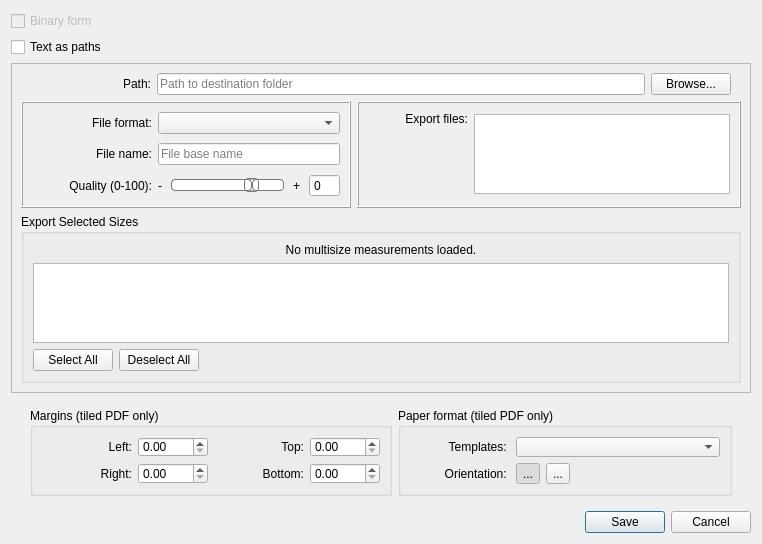
First picture: the form in src/app/seamly2d/dialogs/export_layout_dialog.ui, repository FashionFreedom/Seamly2D, before the edit.
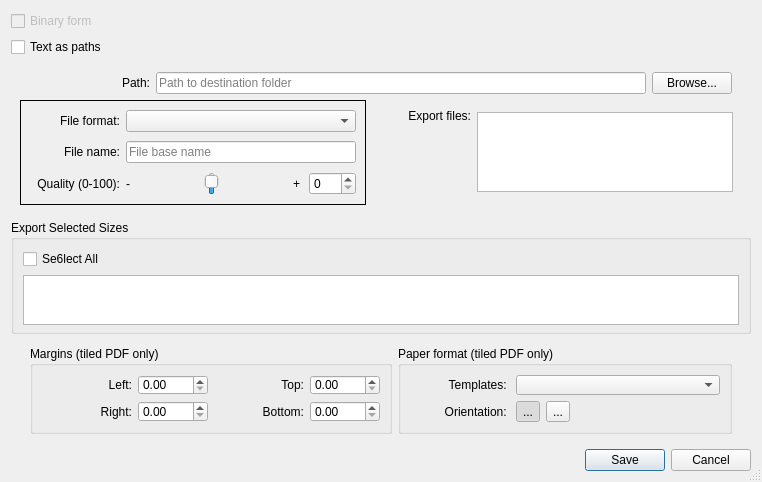
Second picture: the form after the edit. Icons and pictures are not drawn. Custom widgets are drawn as their Qt base class.

```diff
--- a/src/app/seamly2d/dialogs/export_layout_dialog.ui
+++ b/src/app/seamly2d/dialogs/export_layout_dialog.ui
@@ -3,20 +3,26 @@
  <class>ExportLayoutDialog</class>
  <widget class="QDialog" name="ExportLayoutDialog">
   <property name="windowModality">
-   <enum>Qt::WindowModality::ApplicationModal</enum>
+   <enum>Qt::NonModal</enum>
   </property>
   <property name="geometry">
    <rect>
     <x>0</x>
     <y>0</y>
     <width>762</width>
-    <height>342</height>
+    <height>467</height>
    </rect>
   </property>
+  <property name="minimumSize">
+   <size>
+    <width>0</width>
+    <height>0</height>
+   </size>
+  </property>
   <property name="maximumSize">
    <size>
-    <width>900</width>
-    <height>600</height>
+    <width>16777215</width>
+    <height>16777215</height>
    </size>
   </property>
   <property name="font">
@@ -32,7 +38,7 @@
     <normaloff>:/toolicon/32x32/export.png</normaloff>:/toolicon/32x32/export.png</iconset>
   </property>
   <property name="sizeGripEnabled">
-   <bool>false</bool>
+   <bool>true</bool>
   </property>
   <property name="modal">
    <bool>true</bool>
@@ -66,11 +72,14 @@
        <verstretch>0</verstretch>
       </sizepolicy>
      </property>
-     <property name="frameShape">
-      <enum>QFrame::Shape::StyledPanel</enum>
+     <property name="minimumSize">
+      <size>
+       <width>0</width>
+       <height>0</height>
+      </size>
      </property>
-     <property name="frameShadow">
-      <enum>QFrame::Shadow::Raised</enum>
+     <property name="frameShape">
+      <enum>QFrame::NoFrame</enum>
      </property>
      <layout class="QVBoxLayout" name="verticalLayout_2">
       <item>
@@ -99,7 +108,7 @@
            <string>Path:</string>
           </property>
           <property name="alignment">
-           <set>Qt::AlignmentFlag::AlignRight|Qt::AlignmentFlag::AlignTrailing|Qt::AlignmentFlag::AlignVCenter</set>
+           <set>Qt::AlignRight|Qt::AlignTrailing|Qt::AlignVCenter</set>
           </property>
          </widget>
         </item>
@@ -148,10 +157,7 @@
         <item>
          <widget class="QFrame" name="file_Frame">
           <property name="frameShape">
-           <enum>QFrame::Shape::Box</enum>
-          </property>
-          <property name="frameShadow">
-           <enum>QFrame::Shadow::Raised</enum>
+           <enum>QFrame::Box</enum>
           </property>
           <layout class="QHBoxLayout" name="horizontalLayout_3">
            <item>
@@ -163,7 +169,7 @@
               <widget class="QLabel" name="format_Label">
                <property name="minimumSize">
                 <size>
-                 <width>120</width>
+                 <width>90</width>
                  <height>0</height>
                 </size>
                </property>
@@ -171,7 +177,7 @@
                 <string>File format:</string>
                </property>
                <property name="alignment">
-                <set>Qt::AlignmentFlag::AlignRight|Qt::AlignmentFlag::AlignTrailing|Qt::AlignmentFlag::AlignVCenter</set>
+                <set>Qt::AlignRight|Qt::AlignTrailing|Qt::AlignVCenter</set>
                </property>
               </widget>
              </item>
@@ -195,7 +201,7 @@
               <widget class="QLabel" name="filename_Label">
                <property name="minimumSize">
                 <size>
-                 <width>120</width>
+                 <width>90</width>
                  <height>0</height>
                 </size>
                </property>
@@ -203,7 +209,7 @@
                 <string>File name:</string>
                </property>
                <property name="alignment">
-                <set>Qt::AlignmentFlag::AlignRight|Qt::AlignmentFlag::AlignTrailing|Qt::AlignmentFlag::AlignVCenter</set>
+                <set>Qt::AlignRight|Qt::AlignTrailing|Qt::AlignVCenter</set>
                </property>
               </widget>
              </item>
@@ -233,7 +239,7 @@
               <widget class="QLabel" name="quality_Label">
                <property name="minimumSize">
                 <size>
-                 <width>120</width>
+                 <width>90</width>
                  <height>0</height>
                 </size>
                </property>
@@ -246,7 +252,7 @@
                 <string>Quality (0-100):</string>
                </property>
                <property name="alignment">
-                <set>Qt::AlignmentFlag::AlignRight|Qt::AlignmentFlag::AlignTrailing|Qt::AlignmentFlag::AlignVCenter</set>
+                <set>Qt::AlignRight|Qt::AlignTrailing|Qt::AlignVCenter</set>
                </property>
               </widget>
              </item>
@@ -277,9 +283,6 @@
                  <property name="text">
                   <string notr="true">-</string>
                  </property>
-                 <property name="alignment">
-                  <set>Qt::AlignmentFlag::AlignRight|Qt::AlignmentFlag::AlignTrailing|Qt::AlignmentFlag::AlignVCenter</set>
-                 </property>
                  <property name="indent">
                   <number>0</number>
                  </property>
@@ -372,9 +375,6 @@
                  <property name="sliderPosition">
                   <number>75</number>
                  </property>
-                 <property name="orientation">
-                  <enum>Qt::Orientation::Horizontal</enum>
-                 </property>
                 </widget>
                </item>
                <item>
@@ -399,9 +399,6 @@
                  <property name="text">
                   <string notr="true">+</string>
                  </property>
-                 <property name="alignment">
-                  <set>Qt::AlignmentFlag::AlignLeading|Qt::AlignmentFlag::AlignLeft|Qt::AlignmentFlag::AlignVCenter</set>
-                 </property>
                 </widget>
                </item>
                <item>
@@ -413,7 +410,7 @@
                   </sizepolicy>
                  </property>
                  <property name="buttonSymbols">
-                  <enum>QAbstractSpinBox::ButtonSymbols::NoButtons</enum>
+                  <enum>QAbstractSpinBox::UpDownArrows</enum>
                  </property>
                  <property name="maximum">
                   <number>100</number>
@@ -430,10 +427,7 @@
         <item>
          <widget class="QFrame" name="export_Frame">
           <property name="frameShape">
-           <enum>QFrame::Shape::Box</enum>
-          </property>
-          <property name="frameShadow">
-           <enum>QFrame::Shadow::Raised</enum>
+           <enum>QFrame::NoFrame</enum>
           </property>
           <layout class="QHBoxLayout" name="horizontalLayout_5">
            <item>
@@ -446,7 +440,7 @@
              </property>
              <property name="minimumSize">
               <size>
-               <width>100</width>
+               <width>90</width>
                <height>0</height>
               </size>
              </property>
@@ -454,7 +448,7 @@
               <string>Export files:</string>
              </property>
              <property name="alignment">
-              <set>Qt::AlignmentFlag::AlignRight|Qt::AlignmentFlag::AlignTop|Qt::AlignmentFlag::AlignTrailing</set>
+              <set>Qt::AlignRight|Qt::AlignTop|Qt::AlignTrailing</set>
              </property>
             </widget>
            </item>
@@ -485,70 +479,72 @@
         </item>
        </layout>
       </item>
+     </layout>
+    </widget>
+   </item>
       <item>
        <widget class="QGroupBox" name="sizeSelection_GroupBox">
+     <property name="sizePolicy">
+      <sizepolicy hsizetype="Preferred" vsizetype="Expanding">
+       <horstretch>0</horstretch>
+       <verstretch>0</verstretch>
+      </sizepolicy>
+     </property>
+     <property name="minimumSize">
+      <size>
+       <width>0</width>
+       <height>0</height>
+      </size>
+     </property>
         <property name="title">
          <string>Export Selected Sizes</string>
         </property>
         <layout class="QVBoxLayout" name="sizeSelection_VLayout">
+      <property name="bottomMargin">
+       <number>6</number>
+      </property>
          <item>
-          <widget class="QLabel" name="sizeNote_Label">
+       <widget class="QCheckBox" name="selectAll_CheckBox">
            <property name="text">
-            <string>No multisize measurements loaded.</string>
-           </property>
-           <property name="alignment">
-            <set>Qt::AlignmentFlag::AlignCenter</set>
+         <string>Se6lect All</string>
            </property>
           </widget>
          </item>
          <item>
-          <widget class="QListWidget" name="sizeList_ListWidget">
+       <widget class="QListWidget" name="sizes_ListWidget">
+        <property name="sizePolicy">
+         <sizepolicy hsizetype="Expanding" vsizetype="Fixed">
+          <horstretch>0</horstretch>
+          <verstretch>0</verstretch>
+         </sizepolicy>
+        </property>
            <property name="minimumSize">
             <size>
              <width>0</width>
-             <height>80</height>
+          <height>50</height>
             </size>
            </property>
            <property name="maximumSize">
             <size>
              <width>16777215</width>
-             <height>120</height>
-            </size>
-           </property>
-          </widget>
-         </item>
-         <item>
-          <layout class="QHBoxLayout" name="sizeButtons_HLayout">
-           <item>
-            <widget class="QPushButton" name="selectAll_PushButton">
-             <property name="text">
-              <string>Select All</string>
-             </property>
-            </widget>
-           </item>
-           <item>
-            <widget class="QPushButton" name="deselectAll_PushButton">
-             <property name="text">
-              <string>Deselect All</string>
-             </property>
-            </widget>
-           </item>
-           <item>
-            <spacer name="sizeButtons_Spacer">
-             <property name="orientation">
-              <enum>Qt::Orientation::Horizontal</enum>
-             </property>
-             <property name="sizeHint" stdset="0">
-              <size>
-               <width>40</width>
-               <height>20</height>
-              </size>
-             </property>
-            </spacer>
-           </item>
-          </layout>
-         </item>
-        </layout>
+          <height>50</height>
+         </size>
+        </property>
+        <property name="verticalScrollBarPolicy">
+         <enum>Qt::ScrollBarAlwaysOff</enum>
+        </property>
+        <property name="isWrapping" stdset="0">
+         <bool>false</bool>
+        </property>
+        <property name="viewMode">
+         <enum>QListView::IconMode</enum>
+        </property>
+        <property name="wordWrap">
+         <bool>false</bool>
+        </property>
+        <property name="itemAlignment">
+         <set>Qt::AlignVCenter</set>
+        </property>
        </widget>
       </item>
      </layout>
@@ -559,7 +555,16 @@
      <property name="enabled">
       <bool>true</bool>
      </property>
+     <property name="sizePolicy">
+      <sizepolicy hsizetype="Preferred" vsizetype="Expanding">
+       <horstretch>0</horstretch>
+       <verstretch>0</verstretch>
+      </sizepolicy>
+     </property>
      <layout class="QVBoxLayout" name="verticalLayout_7">
+      <property name="topMargin">
+       <number>6</number>
+      </property>
       <item>
        <layout class="QHBoxLayout" name="horizontalLayout">
         <property name="leftMargin">
@@ -614,7 +619,7 @@
                   <string>Right:</string>
                  </property>
                  <property name="alignment">
-                  <set>Qt::AlignmentFlag::AlignRight|Qt::AlignmentFlag::AlignTrailing|Qt::AlignmentFlag::AlignVCenter</set>
+                  <set>Qt::AlignRight|Qt::AlignTrailing|Qt::AlignVCenter</set>
                  </property>
                 </widget>
                </item>
@@ -662,7 +667,7 @@
                   <string>Left:</string>
                  </property>
                  <property name="alignment">
-                  <set>Qt::AlignmentFlag::AlignRight|Qt::AlignmentFlag::AlignTrailing|Qt::AlignmentFlag::AlignVCenter</set>
+                  <set>Qt::AlignRight|Qt::AlignTrailing|Qt::AlignVCenter</set>
                  </property>
                 </widget>
                </item>
@@ -682,7 +687,7 @@
                   <string>Top:</string>
                  </property>
                  <property name="alignment">
-                  <set>Qt::AlignmentFlag::AlignRight|Qt::AlignmentFlag::AlignTrailing|Qt::AlignmentFlag::AlignVCenter</set>
+                  <set>Qt::AlignRight|Qt::AlignTrailing|Qt::AlignVCenter</set>
                  </property>
                 </widget>
                </item>
@@ -714,7 +719,7 @@
                   <string>Bottom:</string>
                  </property>
                  <property name="alignment">
-                  <set>Qt::AlignmentFlag::AlignRight|Qt::AlignmentFlag::AlignTrailing|Qt::AlignmentFlag::AlignVCenter</set>
+                  <set>Qt::AlignRight|Qt::AlignTrailing|Qt::AlignVCenter</set>
                  </property>
                 </widget>
                </item>
@@ -788,7 +793,7 @@
                 <string>Templates: </string>
                </property>
                <property name="alignment">
-                <set>Qt::AlignmentFlag::AlignRight|Qt::AlignmentFlag::AlignTrailing|Qt::AlignmentFlag::AlignVCenter</set>
+                <set>Qt::AlignRight|Qt::AlignTrailing|Qt::AlignVCenter</set>
                </property>
               </widget>
              </item>
@@ -826,7 +831,7 @@
                 <string>Orientation: </string>
                </property>
                <property name="alignment">
-                <set>Qt::AlignmentFlag::AlignRight|Qt::AlignmentFlag::AlignTrailing|Qt::AlignmentFlag::AlignVCenter</set>
+                <set>Qt::AlignRight|Qt::AlignTrailing|Qt::AlignVCenter</set>
                </property>
               </widget>
              </item>
@@ -870,9 +875,9 @@
                 </widget>
                </item>
                <item>
-                <spacer name="horizontalSpacer">
+                <spacer name="horizontalSpacer_3">
                  <property name="orientation">
-                  <enum>Qt::Orientation::Horizontal</enum>
+                  <enum>Qt::Horizontal</enum>
                  </property>
                  <property name="sizeHint" stdset="0">
                   <size>
@@ -891,13 +896,10 @@
         </item>
        </layout>
       </item>
-     </layout>
-    </widget>
-   </item>
    <item>
-    <spacer name="verticalSpacer">
+       <spacer name="verticalSpacer_2">
      <property name="orientation">
-      <enum>Qt::Orientation::Vertical</enum>
+         <enum>Qt::Vertical</enum>
      </property>
      <property name="sizeHint" stdset="0">
       <size>
@@ -907,11 +909,11 @@
      </property>
     </spacer>
    </item>
+     </layout>
+    </widget>
+   </item>
    <item>
     <widget class="QDialogButtonBox" name="buttonBox">
-     <property name="orientation">
-      <enum>Qt::Orientation::Horizontal</enum>
-     </property>
      <property name="standardButtons">
       <set>QDialogButtonBox::Cancel|QDialogButtonBox::Save</set>
      </property>
```
Lines whose indentation alone changed are shown as unchanged.
